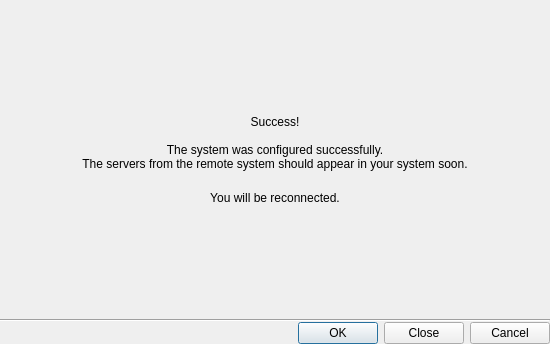
The window that client/libclient/src/ui/dialogs/merge_systems_dialog.ui (networkoptix/nx_open) describes before a commit, drawn with Qt 5.
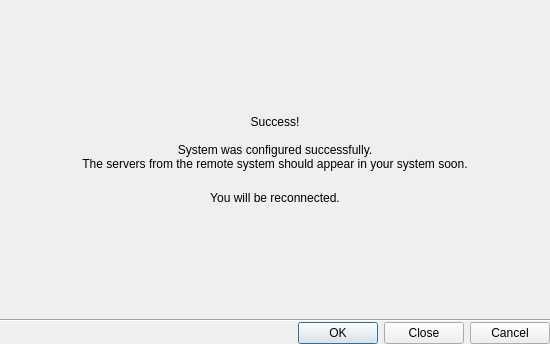
The same window after the commit. The open tabs and pages were chosen to show the change. Custom widgets are drawn as their Qt base class.

Commit message:
Fix translatable strings: "the System" -> "System"
<==== Mercurial data ====>
Branch: dev_3.0.0_gui

Patch:
```diff
--- a/client/libclient/src/ui/dialogs/merge_systems_dialog.ui
+++ b/client/libclient/src/ui/dialogs/merge_systems_dialog.ui
@@ -245,7 +245,7 @@
          <property name="text">
           <string notr="true" extracomment="Text is set in the source file.">Success!
 
-The system was configured successfully.
+System was configured successfully.
 The servers from the remote system should appear in your system soon.</string>
          </property>
          <property name="alignment">
```
The commit also changes 9 other files.
